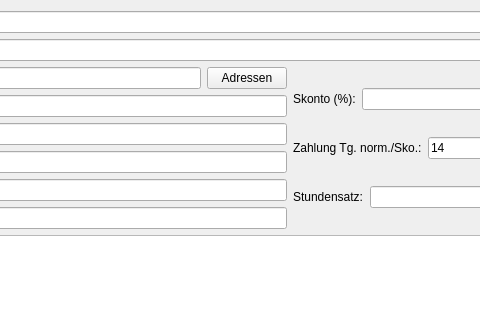
Above: form/general_main_page.ui from romanweissflog/FAKT before the change; both pictures show x 304 to 784 and y 0 to 320 of the 1188 by 776 pixel window. Below: the same form after it.
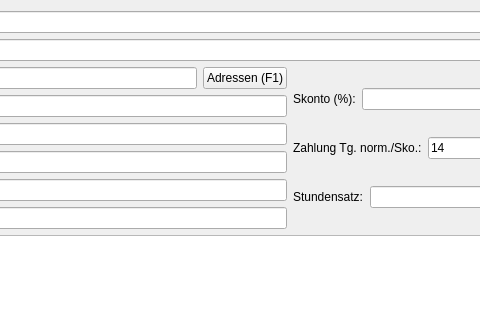
That is the form after the change. Custom widgets are drawn as their Qt base class.

Patch:
```diff
--- a/form/general_main_page.ui
+++ b/form/general_main_page.ui
@@ -65,7 +65,7 @@
          <item>
           <widget class="QPushButton" name="buttonAdress">
            <property name="text">
-            <string>Adressen</string>
+            <string>Adressen (F1)</string>
            </property>
           </widget>
          </item>
```
